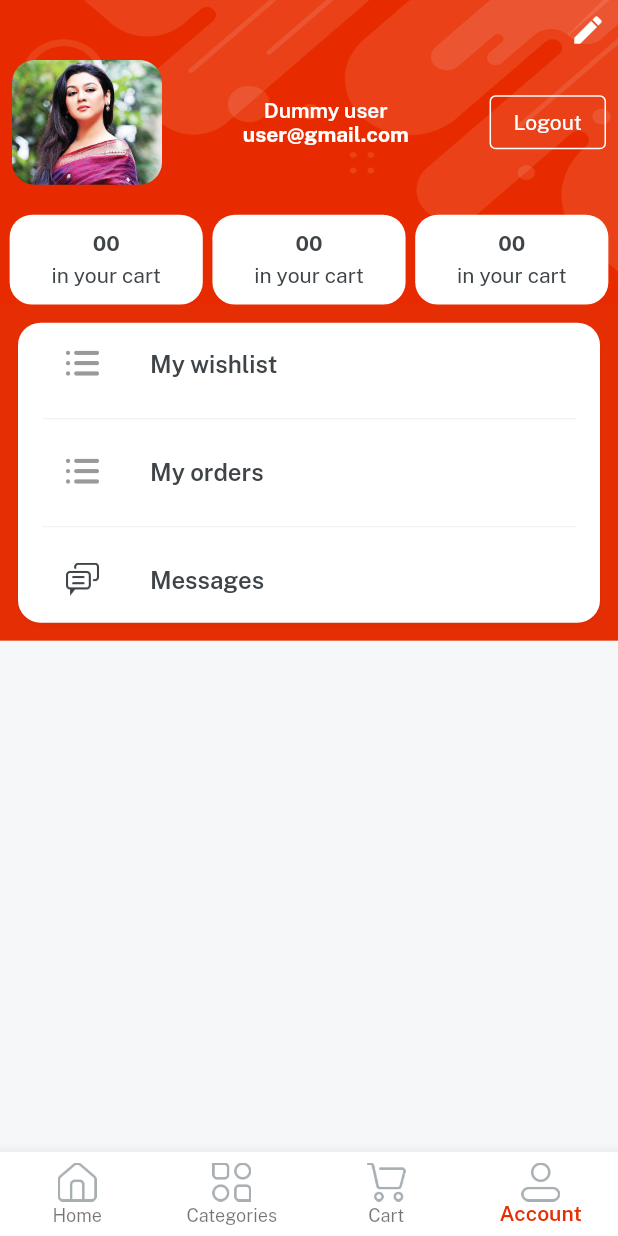
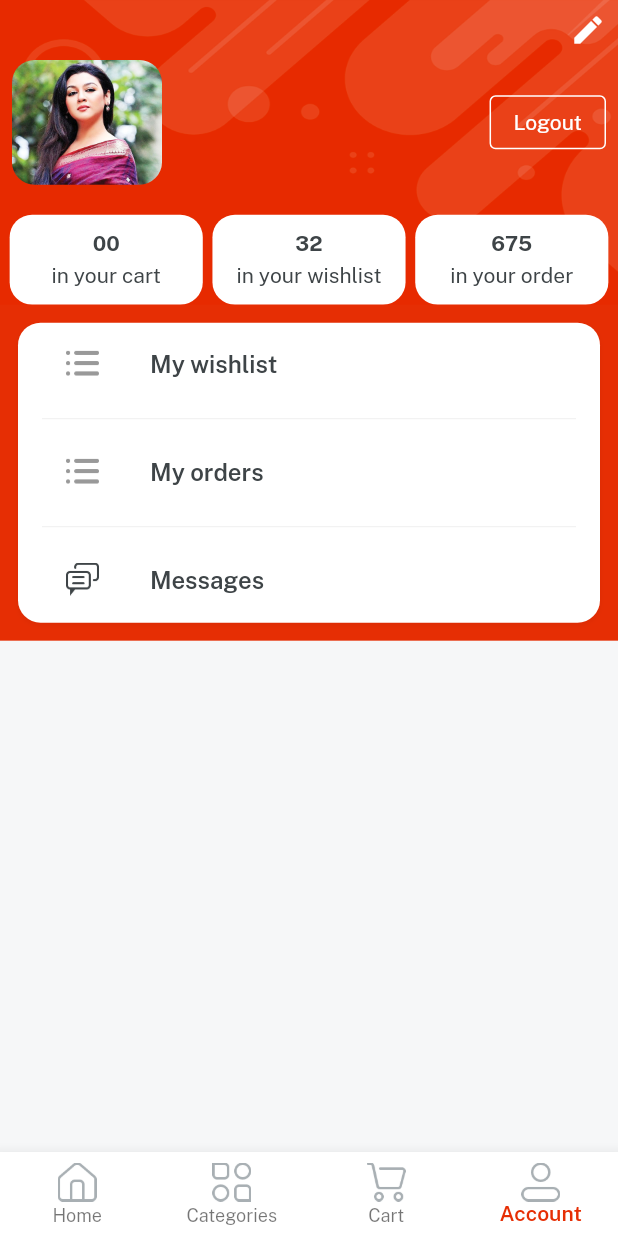
Before and after one commit to sheby460/E-Mart, a Flutter app: the screen it shows once a user with an empty profile is signed in, item 4 of the bottom bar chosen, on a phone screen of 412 x 824 dp. Run offline on Flutter 3.47's test engine with Material 2 defaults, Android fonts, the phone set to English and light mode, and no system bars; our stand-ins replace cloud_firestore, firebase_auth, firebase_core, get, image_picker, velocity_x; accounts and stored records are empty; network calls fail.

```diff
--- a/lib/Auth/profile_screen.dart
+++ b/lib/Auth/profile_screen.dart
@@ -1,3 +1,4 @@
+import 'package:cloud_firestore/cloud_firestore.dart';
 import 'package:emart_app/Auth/edit_profile.dart';
 import 'package:emart_app/Auth/login.dart';
 import 'package:emart_app/common_widget/bg_widget.dart';
@@ -5,6 +6,7 @@ import 'package:emart_app/common_widget/card_details.dart';
 import 'package:emart_app/consts/consts.dart';
 import 'package:emart_app/consts/list.dart';
 import 'package:emart_app/controller/auth_controller.dart';
+import 'package:emart_app/services/firestore_service.dart';
 import 'package:get/get.dart';
 
 import '../controller/profile_controller.dart';
@@ -18,7 +20,20 @@ class ProfileScreen extends StatelessWidget {
 
     return bgWidget(
         child: Scaffold(
-          body: SafeArea(
+      body: StreamBuilder(
+          stream: FireStoreServices.getUser(currentUser!.uid),
+          builder: (BuildContext context,
+              AsyncSnapshot<QuerySnapshot> snapshot) {
+            if (!snapshot.hasData) {
+              return const Center(
+                child: CircularProgressIndicator(
+                  valueColor: AlwaysStoppedAnimation(redColor),
+                ),
+              );
+            }else {
+              var data = snapshot.data!.docs[0];
+
+              return SafeArea(
                   child: Column(
                 children: [
                   //Edit user button
@@ -26,36 +41,40 @@ class ProfileScreen extends StatelessWidget {
                     padding: const EdgeInsets.all(8.0),
                     child: const Align(
                             alignment: Alignment.topRight,
-                    child: Icon(Icons.edit,color: Colors.white)).onTap(() {
-                    Get.to(()=> const EditProfileScreen());
+                            child: Icon(Icons.edit, color: Colors.white))
+                        .onTap(() {
+                      Get.to(() => const EditProfileScreen());
                     }),
                   ),
 
                   //user details...
-                   Padding(padding: const EdgeInsets.symmetric(horizontal: 8.0),
+                  Padding(
+                    padding: const EdgeInsets.symmetric(horizontal: 8.0),
                     child: Row(
                       children: [
-
-                      Image.asset(imgProfile2,width: 100, fit: BoxFit.cover,).box.rounded.clip(Clip.antiAlias).make(),
-
+                        Image.asset(
+                          imgProfile2,
+                          width: 100,
+                          fit: BoxFit.cover,
+                        ).box.rounded.clip(Clip.antiAlias).make(),
                         10.heightBox,
                         Expanded(
                             child: Column(
                           mainAxisAlignment: MainAxisAlignment.start,
                           children: [
-                              "Dummy user".text.fontFamily(semibold).white.make(),
-                              "user@gmail.com".text.fontFamily(bold).white.make(),
-                            ],)
-                      ),
+                            "${data['name']}".text.fontFamily(semibold).white.make(),
+                            "${data['email']}".text.fontFamily(bold).white.make(),
+                          ],
+                        )),
                         OutlinedButton(
                           style: OutlinedButton.styleFrom(
                               side: const BorderSide(
                             color: Colors.white,
-                          )
-                        ),
-                          onPressed: () async{
-                             await Get.put(AuthController()).signOutMethod(context);
-                             Get.offAll(()=> const LoginScreen());
+                          )),
+                          onPressed: () async {
+                            await Get.put(AuthController())
+                                .signOutMethod(context);
+                            Get.offAll(() => const LoginScreen());
                           },
                           child: "Logout".text.white.make(),
                         )
@@ -66,33 +85,57 @@ class ProfileScreen extends StatelessWidget {
                   Row(
                     mainAxisAlignment: MainAxisAlignment.spaceEvenly,
                     children: [
-                      detailsCards(count: "00", title: "in your cart",width: context.screenWidth / 3.2),
-                      detailsCards(count: "32", title: "in your wishlist",width: context.screenWidth / 3.2),
-                      detailsCards(count: "675", title: "in your order",width: context.screenWidth / 3.2),
+                      detailsCards(
+                          count: "00",
+                          title: "in your cart",
+                          width: context.screenWidth / 3.2),
+                      detailsCards(
+                          count: "32",
+                          title: "in your wishlist",
+                          width: context.screenWidth / 3.2),
+                      detailsCards(
+                          count: "675",
+                          title: "in your order",
+                          width: context.screenWidth / 3.2),
                     ],
                   ),
                   //Buttons section
                   ListView.separated(
                     shrinkWrap: true,
-                  separatorBuilder: (context,index){
+                    separatorBuilder: (context, index) {
                       return const Divider(
                         color: lightGrey,
                       );
                     },
                     itemCount: profileButtonList.length,
-                    itemBuilder: (BuildContext context, int index){
-                    return  ListTile(
-                      leading: Image.asset(profileButtonIcon[index],
+                    itemBuilder: (BuildContext context, int index) {
+                      return ListTile(
+                        leading: Image.asset(
+                          profileButtonIcon[index],
                           width: 22,
                         ),
-                      title: profileButtonList[index].text.fontFamily(semibold).color(darkFontGrey).make(),
+                        title: profileButtonList[index]
+                            .text
+                            .fontFamily(semibold)
+                            .color(darkFontGrey)
+                            .make(),
                       );
                     },
-                  ).box.white.rounded.margin(const EdgeInsets.all(12)).padding(const EdgeInsets.symmetric(horizontal: 16)).shadowSm.make().box.color(redColor).make(),
+                  )
+                      .box
+                      .white
+                      .rounded
+                      .margin(const EdgeInsets.all(12))
+                      .padding(const EdgeInsets.symmetric(horizontal: 16))
+                      .shadowSm
+                      .make()
+                      .box
+                      .color(redColor)
+                      .make(),
                 ],
-              )
-          ),
-        )
-    );
+              ));
+            }
+          }),
+    ));
   }
 }
--- a/lib/common_widget/card_details.dart
+++ b/lib/common_widget/card_details.dart
@@ -4,9 +4,9 @@ Widget detailsCards({width, String? count, String? title}){
   return Column(
     mainAxisAlignment: MainAxisAlignment.center,
     children: [
-      "00".text.fontFamily(bold).color(darkFontGrey).make(),
+      count!.text.fontFamily(bold).color(darkFontGrey).make(),
       5.heightBox,
-      "in your cart".text.color(darkFontGrey).make(),
+      title!.text.color(darkFontGrey).make(),
     ],
   ).box.white.rounded.width(width).height(60).padding(const EdgeInsets.all(4)).make();
 }
--- a/lib/controller/auth_controller.dart
+++ b/lib/controller/auth_controller.dart
@@ -42,7 +42,10 @@ class AuthController extends GetxController{
       "email": email,
       "password": password,
       "imageUrl": '',
-      "id": currentUser!.uid
+      "id": currentUser!.uid,
+      "cart_count": "00",
+       "order_count": "00",
+      "wishlits_count": "00"
     });
  }
 
--- a/lib/services/firestore_service.dart
+++ b/lib/services/firestore_service.dart
@@ -0,0 +1,12 @@
+import 'package:emart_app/consts/consts.dart';
+
+class FireStoreServices {
+  //Getting user data
+
+  static getUser(uid) {
+    return firestore
+        .collection(usersCollection)
+        .where("uid", isEqualTo: uid)
+        .snapshots();
+  }
+}
```
Also changed, not shown: 1 other file. Lines whose indentation alone changed are shown as unchanged.
